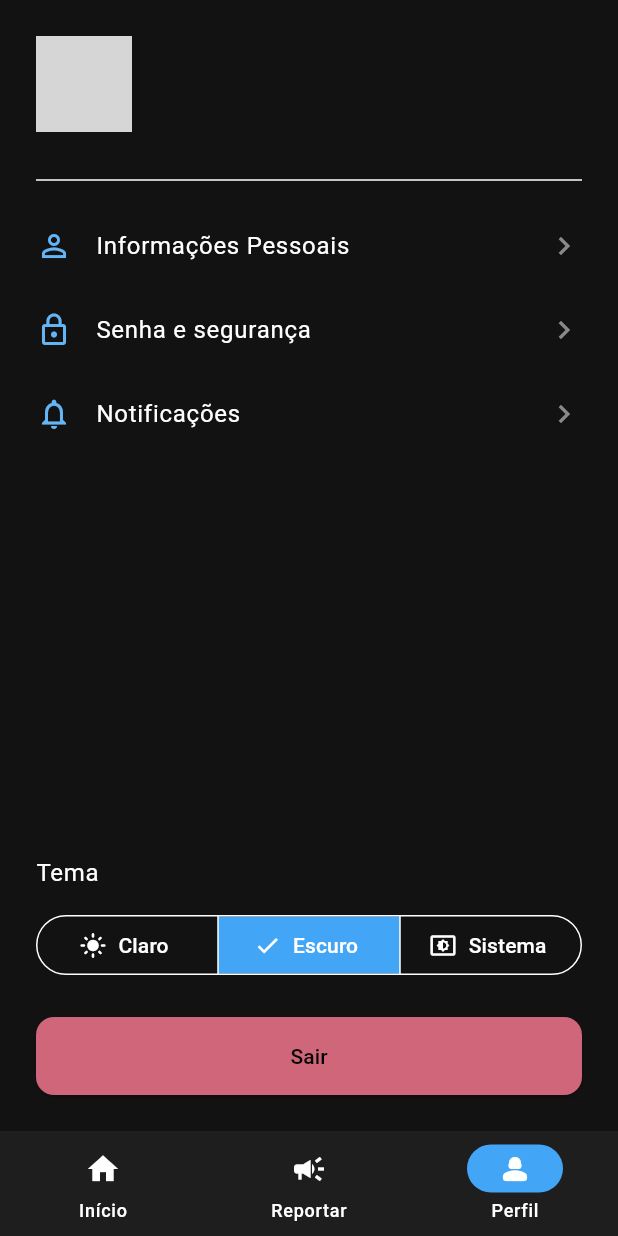
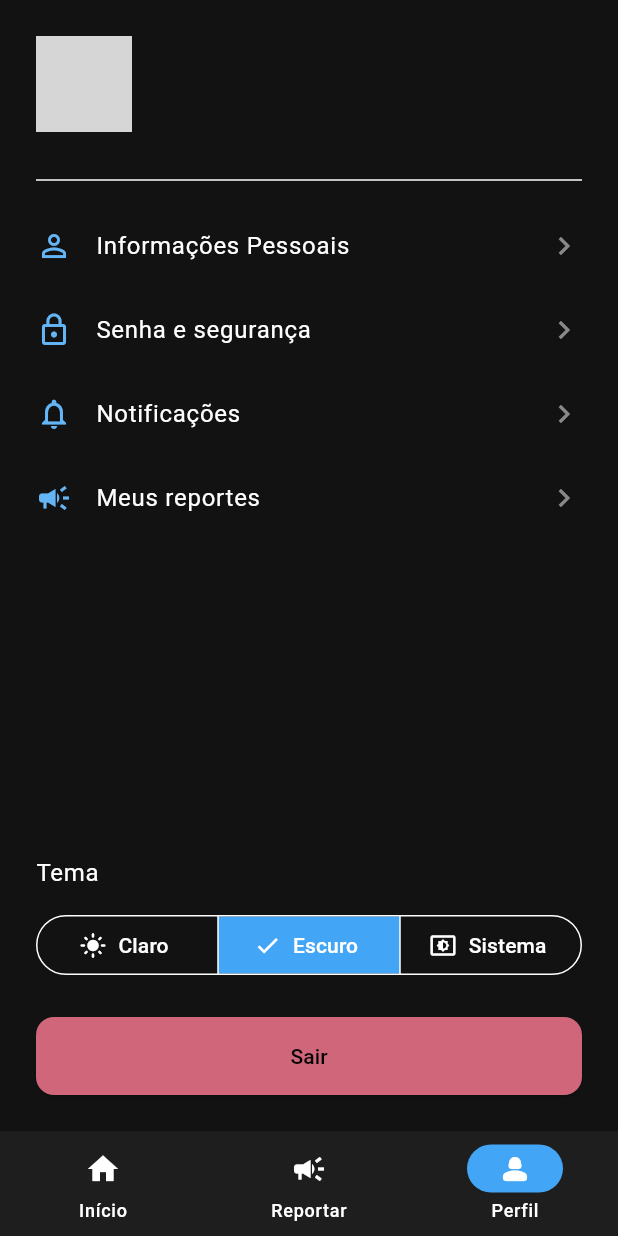
Before and after one commit to fala-ufba/fala_ufba_app, a Flutter app: the ProfileScreen screen opened by its route, after a tap on "Claro", after a tap on "Escuro", on a phone screen of 412 x 824 dp. Run offline on Flutter 3.47's test engine with Material 3 defaults, Android fonts, the phone set to English and light mode, and no system bars; our stand-ins replace flutter_riverpod, go_router, riverpod_annotation, supabase_flutter; accounts and stored records are empty; generated files the repository leaves out were written again; network calls fail; grey boxes are pictures that could not be loaded.

Commit message:
refactor: remove logout functionality and app bar from home screen; add 'Meus reportes' option to profile screen

```diff
--- a/lib/modules/home/ui/screens/home_screen.dart
+++ b/lib/modules/home/ui/screens/home_screen.dart
@@ -4,10 +4,6 @@ import 'package:fala_ufba/modules/auth/providers/auth_provider.dart';
 
 class HomeScreen extends ConsumerWidget {
   const HomeScreen({super.key});
-
-  Future<void> _handleLogout(BuildContext context, WidgetRef ref) async {
-    await ref.read(authProvider.notifier).signOut();
-  }
 
   @override
   Widget build(BuildContext context, WidgetRef ref) {
@@ -25,24 +21,6 @@ class HomeScreen extends ConsumerWidget {
     }
 
     return Scaffold(
-      appBar: AppBar(
-        leading: IconButton(
-          onPressed: () {},
-          icon: CircleAvatar(
-            radius: 16,
-            backgroundImage: NetworkImage(
-              'https://avatar.iran.liara.run/public/19',
-            ),
-            backgroundColor: Theme.of(context).colorScheme.primary,
-          ),
-        ),
-        actions: [
-          IconButton(
-            icon: const Icon(Icons.logout),
-            onPressed: () => _handleLogout(context, ref),
-          ),
-        ],
-      ),
       body: SafeArea(
         child: Padding(
           padding: const EdgeInsets.all(24.0),
--- a/lib/modules/profile/ui/screens/profile_screen.dart
+++ b/lib/modules/profile/ui/screens/profile_screen.dart
@@ -75,6 +75,12 @@ class ProfileScreen extends ConsumerWidget {
                 context,
                 icon: Icons.notifications_outlined,
                 title: 'Notificações',
+                onTap: () {},
+              ),
+              _buildOptionTile(
+                context,
+                icon: Icons.campaign,
+                title: 'Meus reportes',
                 onTap: () {},
               ),
               const Spacer(),
```
